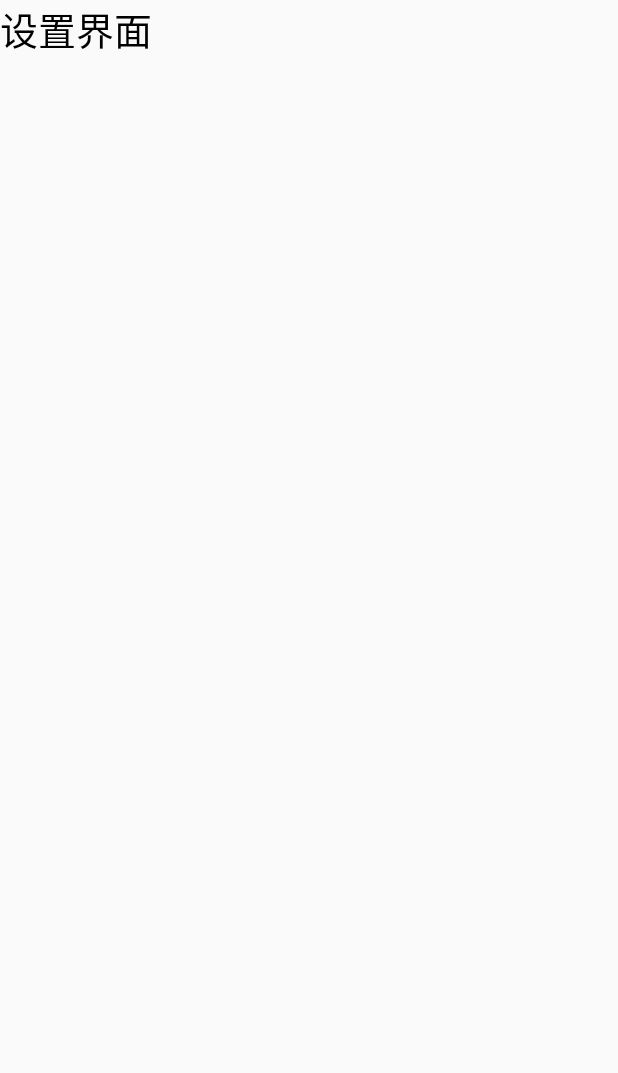
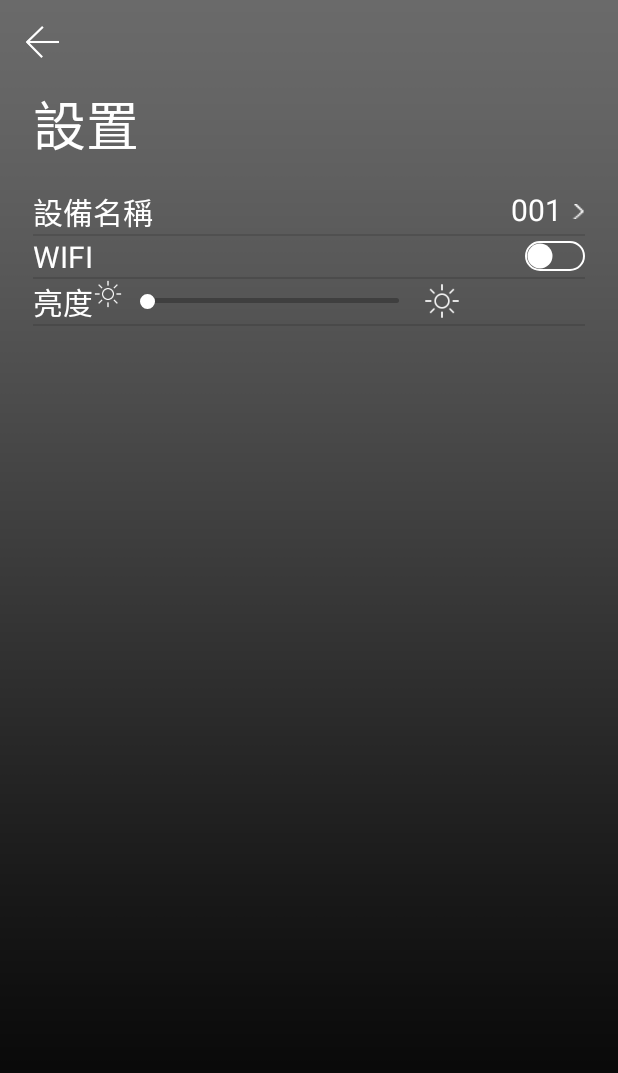
Before and after one commit to huanhuanjie/UnlockApplication, an Android app: the SettingActivity screen opened directly, with no data from a screen before it, on a phone screen of 412 x 824 dp. Before the commit the part shown is almost empty. Shown: the top 1073 px of the screen. Run offline under Robolectric (Android 15) with nearby library versions, the light colour scheme and no system bars; libraries missing offline, so code that uses them is left out: com.jaeger.library; 1 statement that could not run was skipped.

Commit message:
add list item one two and three

```diff
--- a/app/build.gradle
+++ b/app/build.gradle
@@ -30,4 +30,6 @@ dependencies {
     androidTestImplementation 'androidx.test.ext:junit:1.1.1'
     androidTestImplementation 'androidx.test.espresso:espresso-core:3.2.0'
 
+    compile 'com.jaeger.statusbarutil:library:1.5.1'
+
 }
--- a/app/src/main/java/com/example/unlockapplication/Activity/MainActivity.java
+++ b/app/src/main/java/com/example/unlockapplication/Activity/MainActivity.java
@@ -22,6 +22,7 @@ import com.example.unlockapplication.R;
 import com.example.unlockapplication.Util.MyGridViewAdapter;
 import com.example.unlockapplication.Util.ObtainTime;
 import com.example.unlockapplication.entity.GridViewItem;
+import com.jaeger.library.StatusBarUtil;
 
 import java.util.ArrayList;
 
@@ -42,6 +43,9 @@ public class MainActivity extends AppCompatActivity implements AdapterView.OnIte
     protected void onCreate(Bundle savedInstanceState) {
         super.onCreate(savedInstanceState);
         setContentView(R.layout.activity_main);
+
+        //设置状态栏为全透明
+        StatusBarUtil.setTransparent(this);
 
         gridView = findViewById(R.id.gridview_numbers);
         time = findViewById(R.id.time);
@@ -107,7 +111,6 @@ public class MainActivity extends AppCompatActivity implements AdapterView.OnIte
                 if (pwd.equals("111111")){
                     Intent settingIntent = new Intent(MainActivity.this,SettingActivity.class);
                     startActivityForResult(settingIntent,1);
-                    pwd = ""; //跳转后，pwd置空
                 }else {
                     pwd = "";
                     for (int k = 0; k < 6; k++)
@@ -132,9 +135,12 @@ public class MainActivity extends AppCompatActivity implements AdapterView.OnIte
     @Override
     protected void onActivityResult(int requestCode, int resultCode, @Nullable Intent data) {
         super.onActivityResult(requestCode, resultCode, data);
-        if (requestCode == 1)
+        if (requestCode == 1){
+            pwd = "";
+            linlayout_circle.setVisibility(View.INVISIBLE);
             for (int i = 0; i < 6; i++)
                 imageViews.get(i).setImageResource(R.drawable.circle_0);
-            linlayout_circle.setVisibility(View.INVISIBLE);
+        }
+
     }
 }
--- a/app/src/main/java/com/example/unlockapplication/Activity/SettingActivity.java
+++ b/app/src/main/java/com/example/unlockapplication/Activity/SettingActivity.java
@@ -1,17 +1,52 @@
 package com.example.unlockapplication.Activity;
 
+import android.os.Build;
 import android.os.Bundle;
+import android.view.View;
+import android.widget.ListView;
+import android.widget.Toolbar;
 
 import androidx.annotation.Nullable;
+import androidx.annotation.RequiresApi;
 import androidx.appcompat.app.AppCompatActivity;
 
 import com.example.unlockapplication.R;
+import com.example.unlockapplication.Util.MyListViewAdapter;
+import com.example.unlockapplication.entity.ListViewItem;
+import com.jaeger.library.StatusBarUtil;
 
-public class SettingActivity extends AppCompatActivity {
+import java.util.ArrayList;
 
+public class SettingActivity extends AppCompatActivity implements View.OnClickListener {
+
+    ArrayList<ListViewItem> datas = new ArrayList<>();
+    Toolbar toolbar;
+
+    @RequiresApi(api = Build.VERSION_CODES.LOLLIPOP)
     @Override
     protected void onCreate(@Nullable Bundle savedInstanceState) {
         super.onCreate(savedInstanceState);
         setContentView(R.layout.setting_layout);
+
+        //设置状态栏为全透明
+        StatusBarUtil.setTransparent(this);
+        ListView listView = findViewById(R.id.listview);
+        toolbar = findViewById(R.id.toolbar);
+        toolbar.setNavigationOnClickListener(this);
+
+        ListViewItem device_item = new ListViewItem("設備名稱","001" ,
+                null,null);
+        ListViewItem wifi_item = new ListViewItem("WIFI","",
+                null,null);
+        ListViewItem lum_item = new ListViewItem("亮度","",
+                null,null);
+        datas.add(device_item);datas.add(wifi_item);datas.add(lum_item);
+
+        listView.setAdapter(new MyListViewAdapter(this,datas));
+    }
+
+    @Override
+    public void onClick(View view) {
+        finish();
     }
 }
--- /dev/null
+++ b/app/src/main/java/com/example/unlockapplication/Util/MyListViewAdapter.java
@@ -0,0 +1,134 @@
+package com.example.unlockapplication.Util;
+
+import android.content.Context;
+import android.view.LayoutInflater;
+import android.view.View;
+import android.view.ViewGroup;
+import android.widget.BaseAdapter;
+import android.widget.ImageView;
+import android.widget.ProgressBar;
+import android.widget.TextView;
+import android.widget.ToggleButton;
+
+import com.example.unlockapplication.R;
+import com.example.unlockapplication.entity.ListViewItem;
+
+import java.util.List;
+
+public class MyListViewAdapter extends BaseAdapter {
+
+    Context context;
+    List<ListViewItem> datas;
+
+    public MyListViewAdapter(Context context, List<ListViewItem> datas) {
+        this.context = context;
+        this.datas = datas;
+    }
+
+    @Override
+    public View getView(int i, View convertView, ViewGroup viewGroup) {
+        ListViewItem listViewItem = (ListViewItem) getItem(i);
+
+        View view = null;
+        ViewHolder viewHolder;
+
+        switch (i){
+            case 0:
+                if (convertView == null){
+                    view = LayoutInflater.from(context).inflate(R.layout.list_item_device,null);
+                    viewHolder = new ViewHolder();
+                    viewHolder.itemName = view.findViewById(R.id.itemName);
+                    viewHolder.deviceName = view.findViewById(R.id.deviceName);
+                    /*viewHolder.progressBar = view.findViewById(R.id.progressBar);
+                    viewHolder.ToggleButton = view.findViewById(R.id.ToggleButton);*/
+                    viewHolder.backImg = view.findViewById(R.id.backImg);
+                    view.setTag(viewHolder);
+                }else {
+                    view = convertView;
+                    viewHolder = (ViewHolder) view.getTag();
+                }
+                viewHolder.itemName.setText(listViewItem.getItemName());
+                viewHolder.deviceName.setText(listViewItem.getDeviceName());
+                break;
+            case 1:
+                if (convertView == null){
+                    view = LayoutInflater.from(context).inflate(R.layout.list_item_wifi,null);
+                    viewHolder = new ViewHolder();
+                    viewHolder.itemName = view.findViewById(R.id.itemName);
+                    /*viewHolder.progressBar = view.findViewById(R.id.progressBar);
+                    viewHolder.ToggleButton = view.findViewById(R.id.ToggleButton);*/
+                    view.setTag(viewHolder);
+                }else {
+                    view = convertView;
+                    viewHolder = (ViewHolder) view.getTag();
+                }
+                viewHolder.itemName.setText(listViewItem.getItemName());
+                break;
+            case 2:
+                if (convertView == null){
+                    view = LayoutInflater.from(context).inflate(R.layout.list_item_luminance,null);
+                    viewHolder = new ViewHolder();
+                    viewHolder.itemName = view.findViewById(R.id.itemName);
+                    /*viewHolder.progressBar = view.findViewById(R.id.progressBar);
+                    viewHolder.ToggleButton = view.findViewById(R.id.ToggleButton);*/
+                    view.setTag(viewHolder);
+                }else {
+                    view = convertView;
+                    viewHolder = (ViewHolder) view.getTag();
+                }
+                viewHolder.itemName.setText(listViewItem.getItemName());
+            case 3:
+                break;
+            case 4:
+            case 5:
+            case 6:
+                break;
+        }
+
+        /*if (convertView == null){
+            view = LayoutInflater.from(context).inflate(R.layout.list_item_wifi,null);
+            viewHolder = new ViewHolder();
+            viewHolder.itemName = view.findViewById(R.id.itemName);
+            viewHolder.deviceName = view.findViewById(R.id.deviceName);
+            viewHolder.progressBar = view.findViewById(R.id.progressBar);
+            viewHolder.ToggleButton = view.findViewById(R.id.ToggleButton);
+            viewHolder.backButton = view.findViewById(R.id.backButton);
+            view.setTag(viewHolder);
+        }else {
+            view = convertView;
+            viewHolder = (ViewHolder) view.getTag();
+        }
+
+        viewHolder.itemName.setText(listViewItem.getItemName());
+        viewHolder.deviceName.setText(listViewItem.getDeviceName());
+        viewHolder.progressBar.setMax(listViewItem.getProgressBar());
+        viewHolder.ToggleButton.setText(listViewItem.getToggleButton());
+        viewHolder.backButton.setText(listViewItem.getBackButton());*/
+
+        return view;
+    }
+
+    // 创建 ViewHolder 类
+    class ViewHolder {
+        TextView itemName;
+        TextView deviceName;
+        ProgressBar progressBar;
+        ToggleButton ToggleButton;
+        ImageView backImg;
+    }
+
+    @Override
+    public int getCount() {
+        return datas.size();
+    }
+
+    @Override
+    public Object getItem(int i) {
+        return datas.get(i);
+    }
+
+    @Override
+    public long getItemId(int i) {
+        return i;
+    }
+}
--- /dev/null
+++ b/app/src/main/java/com/example/unlockapplication/entity/ListViewItem.java
@@ -0,0 +1,58 @@
+package com.example.unlockapplication.entity;
+
+import android.widget.Button;
+import android.widget.ImageView;
+import android.widget.ProgressBar;
+import android.widget.ToggleButton;
+
+/**
+ * @Author sunhuan
+ * @Date 2020/8/17
+ * @Description
+ */
+public class ListViewItem {
+
+    private String itemName;
+    private String deviceName;
+    private ProgressBar progressBar;
+    private ToggleButton toggleButton;
+
+    public ListViewItem(String itemName, String deviceName, ProgressBar progressBar, ToggleButton toggleButton) {
+        this.itemName = itemName;
+        this.deviceName = deviceName;
+        this.progressBar = progressBar;
+        this.toggleButton = toggleButton;
+    }
+
+    public String getItemName() {
+        return itemName;
+    }
+
+    public void setItemName(String itemName) {
+        this.itemName = itemName;
+    }
+
+    public String getDeviceName() {
+        return deviceName;
+    }
+
+    public void setDeviceName(String deviceName) {
+        this.deviceName = deviceName;
+    }
+
+    public ProgressBar getProgressBar() {
+        return progressBar;
+    }
+
+    public void setProgressBar(ProgressBar progressBar) {
+        this.progressBar = progressBar;
+    }
+
+    public ToggleButton getToggleButton() {
+        return toggleButton;
+    }
+
+    public void setToggleButton(ToggleButton toggleButton) {
+        this.toggleButton = toggleButton;
+    }
+}
--- /dev/null
+++ b/app/src/main/res/drawable/po_seekbar.xml
@@ -0,0 +1,23 @@
+<?xml version="1.0" encoding="utf-8"?>
+<layer-list xmlns:android="http://schemas.android.com/apk/res/android" >
+
+    <!-- 进度条在0%的时候展示的图片 -->
+    <item android:id="@android:id/background"
+        android:height="3dp">
+        <shape>
+            <corners android:radius="10dip"/>
+            <solid android:color="#3F3F3F" />
+        </shape>
+    </item>
+    <!-- 进度条在0%~100%之间的时候展示的图片 -->
+    <item android:id="@android:id/secondaryProgress"
+        android:height="3dp"
+        android:drawable="@drawable/line"/>
+
+    <!-- 进度条在100%的时候展示的图片 -->
+    <item android:id="@android:id/progress"
+        android:height="3dp"
+        android:drawable="@drawable/line">
+    </item>
+
+</layer-list>
--- /dev/null
+++ b/app/src/main/res/drawable/shape_circle.xml
@@ -0,0 +1,14 @@
+<?xml version="1.0" encoding="utf-8"?>
+<!--seekbar的滑动块样式-->
+<shape xmlns:android="http://schemas.android.com/apk/res/android"
+    android:shape="oval">
+    <!--solid表示远的填充色-->
+    <solid android:color="#fff"></solid>
+    <!--stroke代表远的边框线-->
+    <stroke android:color="#fff"
+        android:width="1dp"></stroke>
+    <!--size控制高宽-->
+    <size
+        android:width="10dp"
+        android:height="10dp"></size>
+</shape>
--- /dev/null
+++ b/app/src/main/res/drawable/switch_thumb.xml
@@ -0,0 +1,11 @@
+<?xml version="1.0" encoding="utf-8"?>
+<shape xmlns:android="http://schemas.android.com/apk/res/android"
+    android:shape="oval">
+    <solid android:color="#FFF" />
+    <stroke
+        android:width="3dp"
+        android:color="#00000000" />
+    <size
+        android:width="20dp"
+        android:height="20dp" />
+</shape>
--- /dev/null
+++ b/app/src/main/res/drawable/switch_track_off.xml
@@ -0,0 +1,8 @@
+<?xml version="1.0" encoding="utf-8"?>
+<shape xmlns:android="http://schemas.android.com/apk/res/android"
+    android:shape="rectangle">
+    <solid android:color="#00000000" />
+    <corners android:radius="20dp" />
+    <!--描边-->
+    <stroke android:color="#fff" android:width="1.5dp"/>
+</shape>
--- /dev/null
+++ b/app/src/main/res/drawable/switch_track_on.xml
@@ -0,0 +1,6 @@
+<?xml version="1.0" encoding="utf-8"?>
+<shape xmlns:android="http://schemas.android.com/apk/res/android"
+    android:shape="rectangle">
+    <solid android:color="#4EDA62" />
+    <corners android:radius="20dp" />
+</shape>
--- /dev/null
+++ b/app/src/main/res/drawable/switch_track_selector.xml
@@ -0,0 +1,5 @@
+<?xml version="1.0" encoding="utf-8"?>
+<selector xmlns:android="http://schemas.android.com/apk/res/android">
+    <item android:drawable="@drawable/switch_track_on" android:state_checked="true" />
+    <item android:drawable="@drawable/switch_track_off" android:state_checked="false" />
+</selector>
--- /dev/null
+++ b/app/src/main/res/layout/list_item_device.xml
@@ -0,0 +1,29 @@
+<?xml version="1.0" encoding="utf-8"?>
+<RelativeLayout
+    xmlns:android="http://schemas.android.com/apk/res/android"
+    android:layout_width="match_parent"
+    android:layout_height="wrap_content">
+
+    <TextView
+        android:id="@+id/itemName"
+        android:layout_width="wrap_content"
+        android:layout_height="wrap_content"
+        android:textSize="20sp"
+        android:layout_centerVertical="true"/>
+
+    <TextView
+        android:id="@+id/deviceName"
+        android:layout_width="wrap_content"
+        android:layout_height="wrap_content"
+        android:textSize="20sp"
+        android:layout_toLeftOf="@id/backImg"
+        android:layout_marginRight="5dp"/>
+
+    <ImageView
+        android:id="@+id/backImg"
+        android:layout_width="10dp"
+        android:layout_height="10dp"
+        android:background="@mipmap/jump"
+        android:layout_alignParentRight="true"
+        android:layout_centerVertical="true"/>
+</RelativeLayout>
--- /dev/null
+++ b/app/src/main/res/layout/list_item_luminance.xml
@@ -0,0 +1,39 @@
+<?xml version="1.0" encoding="utf-8"?>
+<LinearLayout
+    xmlns:android="http://schemas.android.com/apk/res/android"
+    android:layout_width="match_parent"
+    android:layout_height="wrap_content"
+    android:orientation="horizontal">
+
+    <TextView
+        android:id="@+id/itemName"
+        android:layout_width="wrap_content"
+        android:layout_height="wrap_content"
+        android:textSize="20sp"
+        android:layout_centerVertical="true"/>
+
+    <ImageView
+        android:id="@+id/small_luminance"
+        android:layout_width="20dp"
+        android:layout_height="20dp"
+        android:background="@drawable/luminance"
+        android:layout_centerVertical="true"/>
+
+    <SeekBar
+        android:id="@+id/progressBar"
+        android:layout_width="200dp"
+        android:layout_height="wrap_content"
+        android:minHeight="4.5dp"
+        android:maxHeight="4.5dp"
+        android:layout_gravity="center_vertical"
+        android:progressDrawable="@drawable/po_seekbar"
+        android:thumb="@drawable/shape_circle"/>
+
+    <ImageView
+        android:id="@+id/large_luminance"
+        android:layout_width="25dp"
+        android:layout_height="25dp"
+        android:background="@drawable/luminance"
+        android:layout_gravity="center_vertical"/>
+
+</LinearLayout>
--- /dev/null
+++ b/app/src/main/res/layout/list_item_wifi.xml
@@ -0,0 +1,22 @@
+<?xml version="1.0" encoding="utf-8"?>
+<RelativeLayout
+    xmlns:android="http://schemas.android.com/apk/res/android"
+    android:layout_width="match_parent"
+    android:layout_height="wrap_content"
+    android:orientation="horizontal">
+
+    <TextView
+        android:id="@+id/itemName"
+        android:layout_width="wrap_content"
+        android:layout_height="wrap_content"
+        android:textSize="20sp"
+        android:layout_centerVertical="true"/>
+
+    <Switch
+        android:layout_width="wrap_content"
+        android:layout_height="wrap_content"
+        android:layout_alignParentRight="true"
+        android:thumb="@drawable/switch_thumb"
+        android:track="@drawable/switch_track_selector"
+        android:layout_centerVertical="true"/>
+</RelativeLayout>
--- a/app/src/main/res/layout/setting_layout.xml
+++ b/app/src/main/res/layout/setting_layout.xml
@@ -1,14 +1,34 @@
 <?xml version="1.0" encoding="utf-8"?>
 <LinearLayout
     xmlns:android="http://schemas.android.com/apk/res/android"
+    xmlns:tools="http://schemas.android.com/tools"
     android:layout_width="match_parent"
-    android:layout_height="match_parent">
+    android:layout_height="match_parent"
+    android:background="@drawable/bg"
+    android:orientation="vertical">
 
+    <Toolbar
+        android:id="@+id/toolbar"
+        android:layout_width="match_parent"
+        android:layout_height="wrap_content"
+        tools:targetApi="lollipop"
+        android:navigationIcon="@mipmap/back"/>
 
-    <TextView
-        android:layout_width="wrap_content"
-        android:layout_height="wrap_content"
-        android:text="设置界面"
-        android:textSize="25sp"
-        android:textColor="#000"/>
+    <LinearLayout
+        android:layout_width="match_parent"
+        android:layout_height="match_parent"
+        android:layout_marginLeft="22dp"
+        android:layout_marginRight="22dp"
+        android:orientation="vertical">
+        <TextView
+            android:id="@+id/itemName"
+            android:layout_width="match_parent"
+            android:layout_height="70dp"
+            android:text="設置"
+            android:textSize="35sp"/>
+        <ListView
+            android:id="@+id/listview"
+            android:layout_width="match_parent"
+            android:layout_height="match_parent"/>
+    </LinearLayout>
 </LinearLayout>
```
Also changed, not shown: app/src/main/res/drawable/line.png (added), app/src/main/res/drawable/luminance.png (added), app/src/main/res/mipmap-xxhdpi/back.png (added), app/src/main/res/mipmap-xxhdpi/jump.png (added).
